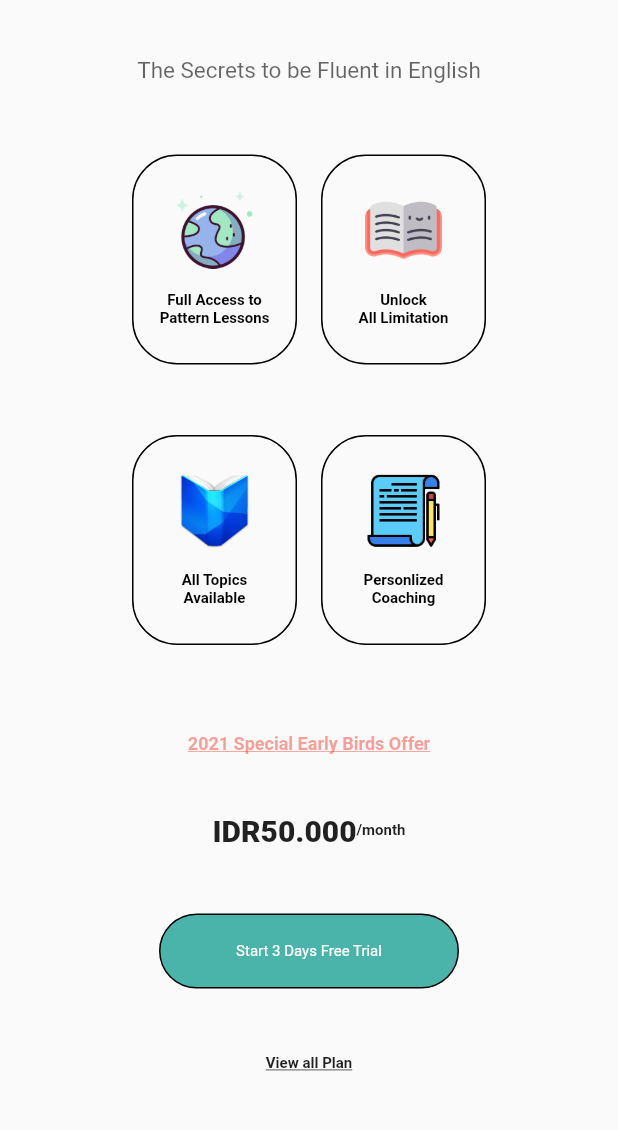
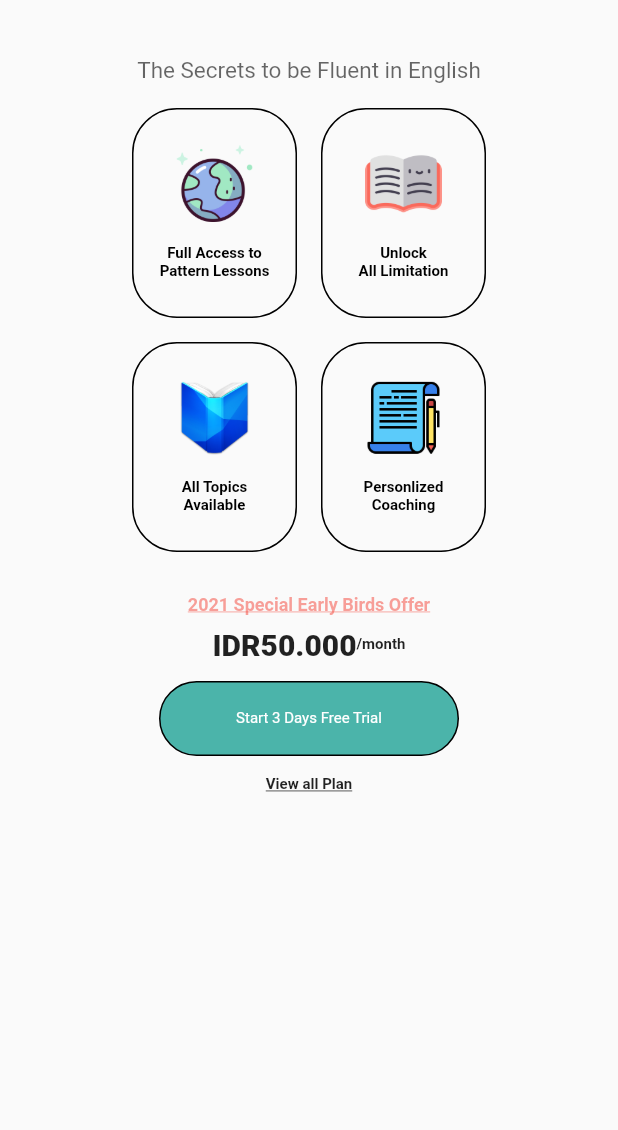
Before and after one commit to palm45/course_premium, a Flutter app: the screen it shows after launch, on a phone screen of 412 x 824 dp, the part 105-1235 px from its top. Run offline on Flutter 3.47's test engine with Material 2 defaults, Android fonts, the light colour scheme and no system bars.

Commit message:
Lots of change Done

```diff
--- a/lib/screen/home_page.dart
+++ b/lib/screen/home_page.dart
@@ -61,9 +61,7 @@ class _HomePageState extends State<HomePage>{
             ],
           ),
           Expanded(
-              child: Container(
               child: Column(
-                  mainAxisAlignment: MainAxisAlignment.spaceEvenly,
                 children: [
                   Padding(
                     padding: const EdgeInsets.symmetric(
@@ -214,7 +212,6 @@ class _HomePageState extends State<HomePage>{
                     ),
                   ),
                 ],
-                ),
               )
           ),
         ],
```
Lines whose indentation alone changed are shown as unchanged.
